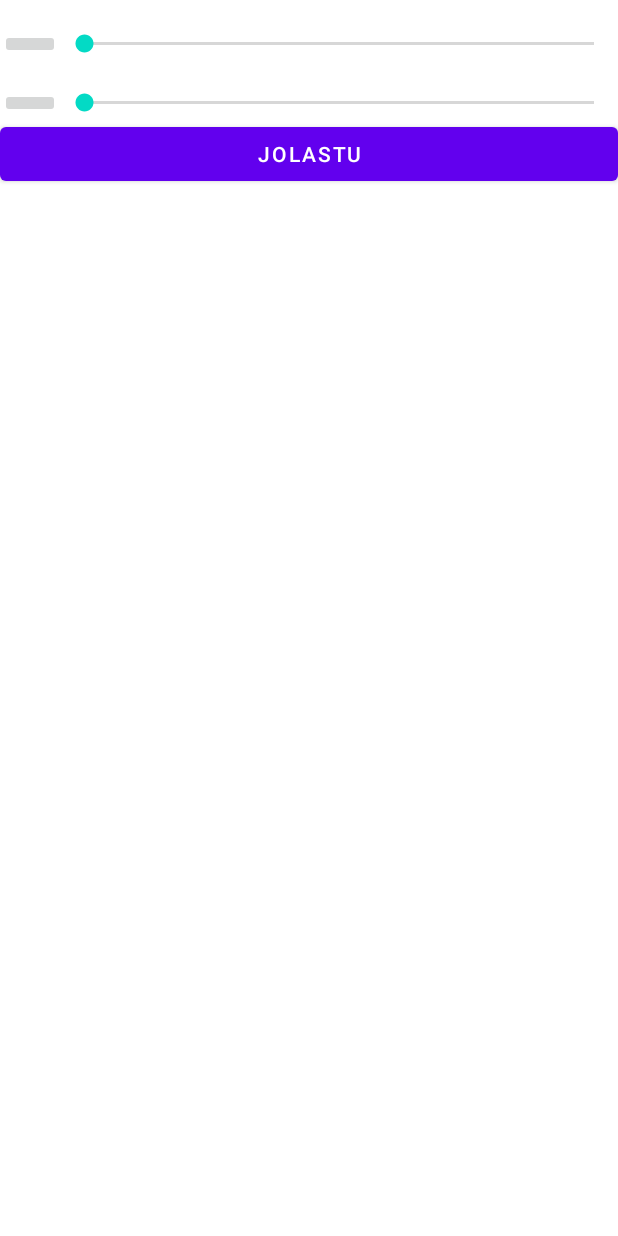
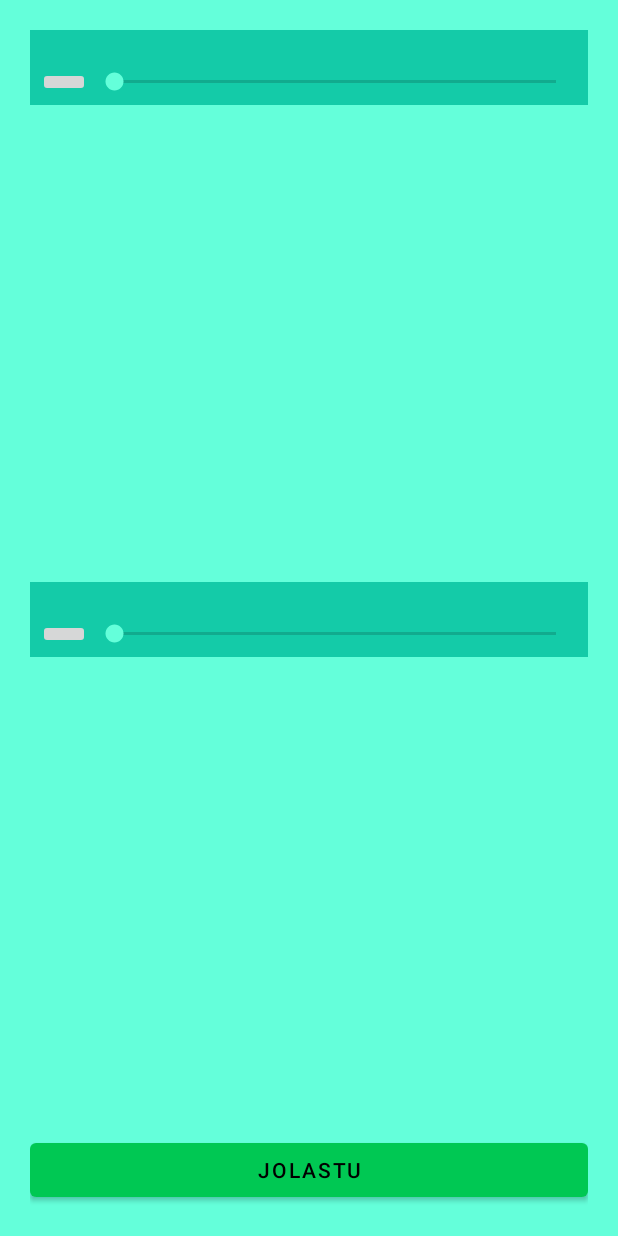
Before and after one commit to Xabi224/DidaktikAPP, an Android app: the layout activity_description.xml on its own in the app's theme, with its tools: preview values and no code run, on a phone screen of 412 x 824 dp. Run offline under Robolectric (Android 15) with nearby library versions, the phone set to English and light mode, and no system bars.

Commit message:
colorrines mas o menos, necesitamos alguien con criterio

```diff
--- a/app/src/main/java/com/elorrieta/didaktikapp/DescriptionActivity.java
+++ b/app/src/main/java/com/elorrieta/didaktikapp/DescriptionActivity.java
@@ -47,6 +47,10 @@ public class DescriptionActivity extends AppCompatActivity {
             binding.seekBarExtra.setVisibility(View.GONE);
         }
 
+        if (game.descriptionExtra == null && game.audioExtra == null) {
+            binding.layoutExtra.setVisibility(View.GONE);
+        }
+
         // funcion del boton de iniciar el juego
         binding.button.setOnClickListener(view -> changeActivity(game.gameClass));
     }
--- a/app/src/main/res/layout/activity_description.xml
+++ b/app/src/main/res/layout/activity_description.xml
@@ -4,7 +4,15 @@
     android:layout_width="match_parent"
     android:layout_height="match_parent"
     android:orientation="vertical"
+    android:padding="20dp"
     tools:context=".DescriptionActivity">
+
+    <LinearLayout
+        android:layout_width="match_parent"
+        android:layout_height="wrap_content"
+        android:background="?attr/colorSecondaryVariant"
+        android:orientation="vertical"
+        android:padding="5dp">
 
         <TextView
             android:id="@+id/tvDescription"
@@ -27,8 +35,23 @@
                 android:id="@+id/seekBar"
                 android:layout_width="wrap_content"
                 android:layout_height="match_parent"
-            android:layout_weight="8"/>
+                android:layout_weight="8" />
         </LinearLayout>
+
+    </LinearLayout>
+
+    <View
+        android:layout_width="wrap_content"
+        android:layout_height="0dp"
+        android:layout_weight="1" />
+
+    <LinearLayout
+        android:id="@+id/layoutExtra"
+        android:layout_width="match_parent"
+        android:layout_height="wrap_content"
+        android:background="?attr/colorSecondaryVariant"
+        android:orientation="vertical"
+        android:padding="5dp">
 
         <TextView
             android:id="@+id/tvDescriptionExtra"
@@ -54,9 +77,16 @@
                 android:layout_weight="8" />
         </LinearLayout>
 
+    </LinearLayout>
+
+    <View
+        android:layout_width="wrap_content"
+        android:layout_height="0dp"
+        android:layout_weight="1" />
+
     <Button
         android:id="@+id/button"
         android:layout_width="match_parent"
         android:layout_height="wrap_content"
-        android:text="@string/jolastu"/>
+        android:text="@string/jolastu" />
 </LinearLayout>
--- a/app/src/main/res/layout/activity_galdetegia.xml
+++ b/app/src/main/res/layout/activity_galdetegia.xml
@@ -4,7 +4,6 @@
     xmlns:tools="http://schemas.android.com/tools"
     android:layout_width="match_parent"
     android:layout_height="match_parent"
-    android:background="@color/teal_200"
     android:padding="24dp"
     tools:context=".galdetegi.Galdetegia">
 
--- a/app/src/main/res/layout/activity_splash_screen.xml
+++ b/app/src/main/res/layout/activity_splash_screen.xml
@@ -8,6 +8,7 @@
 
 
     <ImageView
+        android:id="@+id/imageView2"
         android:layout_width="match_parent"
         android:layout_height="match_parent"
         android:scaleType="centerCrop"
@@ -17,17 +18,13 @@
         android:id="@+id/imageView"
         android:layout_width="170dp"
         android:layout_height="210dp"
-        android:layout_margin="10dp"
-        android:scaleType="fitCenter"
         app:layout_constraintBottom_toBottomOf="parent"
         app:layout_constraintEnd_toEndOf="parent"
-        app:layout_constraintHorizontal_bias="0.497"
+        app:layout_constraintHorizontal_bias="0.5"
         app:layout_constraintStart_toStartOf="parent"
         app:layout_constraintTop_toTopOf="parent"
-        app:layout_constraintVertical_bias="0.579"
+        app:layout_constraintVertical_bias="0.5"
         app:srcCompat="@drawable/escudo_de_gernika_lumo"
         tools:ignore="SpeakableTextPresentCheck,SpeakableTextPresentCheck" />
 
-    <!-- android:contentDescription="@string/splashscreen_con_logo_nima" /> -->
-
 </androidx.constraintlayout.widget.ConstraintLayout>
--- a/app/src/main/res/values-night/themes.xml
+++ b/app/src/main/res/values-night/themes.xml
@@ -12,5 +12,6 @@
         <!-- Status bar color. -->
         <item name="android:statusBarColor">?attr/colorPrimaryVariant</item>
         <!-- Customize your theme here. -->
+        <item name="android:colorBackground">?attr/colorPrimaryVariant</item>
     </style>
 </resources>
--- a/app/src/main/res/values/colors.xml
+++ b/app/src/main/res/values/colors.xml
@@ -1,10 +1,14 @@
 <?xml version="1.0" encoding="utf-8"?>
 <resources>
     <color name="purple_200">#FFBB86FC</color>
-    <color name="purple_500">#FF6200EE</color>
     <color name="purple_700">#FF3700B3</color>
     <color name="teal_200">#FF03DAC5</color>
-    <color name="teal_700">#FF018786</color>
     <color name="black">#FF000000</color>
     <color name="white">#FFFFFFFF</color>
+    <color name="green">#00c853</color>
+    <color name="light_green">#5efc82</color>
+    <color name="dark_green">#009624</color>
+    <color name="teal">#64ffda</color>
+    <color name="light_teal">#9effff</color>
+    <color name="dark_teal">#14cba8</color>
 </resources>
--- a/app/src/main/res/values/strings.xml
+++ b/app/src/main/res/values/strings.xml
@@ -6,7 +6,7 @@
     <string name="tema_oscuro">temaOscuro</string>
     <string name="tema_defecto">temaPorDefecto</string>
     <string name="title_activity_main">MainActivity</string>
-    <string name="boton_play_pause">Boton play/pause</string>
+    <string name="boton_play_pause">Play/pause Botoia</string>
     <string name="jolastu">Jolastu</string>
 
 </resources>
--- a/app/src/main/res/values/themes.xml
+++ b/app/src/main/res/values/themes.xml
@@ -2,15 +2,16 @@
     <!-- Base application theme. -->
     <style name="Theme.DidaktikAPP" parent="Theme.MaterialComponents.DayNight.DarkActionBar">
         <!-- Primary brand color. -->
-        <item name="colorPrimary">@color/purple_500</item>
-        <item name="colorPrimaryVariant">@color/purple_700</item>
-        <item name="colorOnPrimary">@color/white</item>
+        <item name="colorPrimary">@color/green</item>
+        <item name="colorPrimaryVariant">@color/dark_green</item>
+        <item name="colorOnPrimary">@color/black</item>
         <!-- Secondary brand color. -->
-        <item name="colorSecondary">@color/teal_200</item>
-        <item name="colorSecondaryVariant">@color/teal_700</item>
+        <item name="colorSecondary">@color/teal</item>
+        <item name="colorSecondaryVariant">@color/dark_teal</item>
         <item name="colorOnSecondary">@color/black</item>
         <!-- Status bar color. -->
         <item name="android:statusBarColor">?attr/colorPrimaryVariant</item>
         <!-- Customize your theme here. -->
+        <item name="android:colorBackground">?attr/colorSecondary</item>
     </style>
 </resources>
```
Lines whose indentation alone changed are shown as unchanged.
